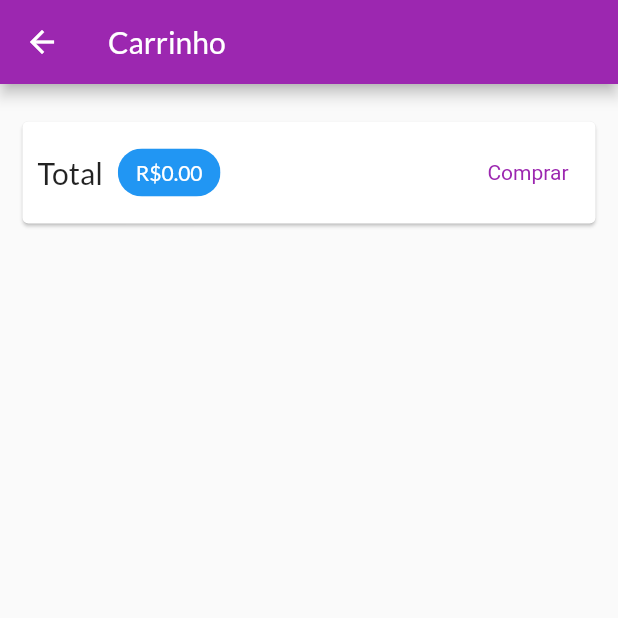
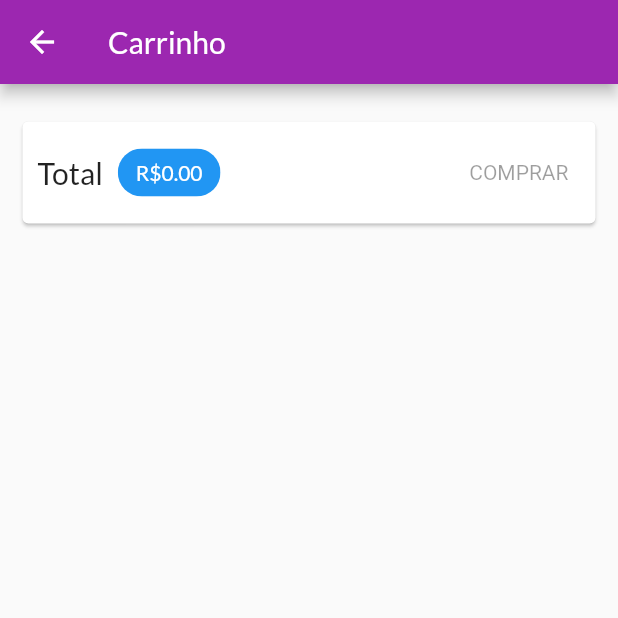
Before and after one commit to jaquelinesilfe/app_shop, a Flutter app: the CartPage screen opened by its route, on a phone screen of 412 x 824 dp, the top half of it. Run offline on Flutter 3.47's test engine with Material 2 defaults, Android fonts, the phone set to English and light mode, and no system bars; network calls fail.

```diff
--- a/lib/components/product_grid_item.dart
+++ b/lib/components/product_grid_item.dart
@@ -26,7 +26,7 @@ class ProductGridItem extends StatelessWidget {
           leading: Consumer<Product>(
             builder: (ctx, product, _) => IconButton(
               onPressed: () {
-                product.toggleFavorites();
+                product.toggleFavorite();
               },
               icon: Icon(
                   product.isFavorite ? Icons.favorite : Icons.favorite_border),
--- a/lib/pages/cart_page.dart
+++ b/lib/pages/cart_page.dart
@@ -49,17 +49,7 @@ class CartPage extends StatelessWidget {
                     ),
                   ),
                   const Spacer(),
-                  TextButton(
-                    onPressed: () {
-                      Provider.of<OrderList>(context, listen: false)
-                          .addOrder(cart);
-                      cart.clear();
-                    },
-                    style: TextButton.styleFrom(
-                        textStyle:
-                            TextStyle(color: Theme.of(context).primaryColor)),
-                    child: const Text('Comprar'),
-                  ),
+                  CartButton(cart: cart),
                 ],
               ),
             ),
@@ -75,3 +65,38 @@ class CartPage extends StatelessWidget {
     );
   }
 }
+
+class CartButton extends StatefulWidget {
+  const CartButton({
+    Key? key,
+    required this.cart,
+  }) : super(key: key);
+
+  final Cart cart;
+
+  @override
+  State<CartButton> createState() => _CartButtonState();
+}
+
+class _CartButtonState extends State<CartButton> {
+  bool _isLoading = false;
+  @override
+  Widget build(BuildContext context) {
+    return _isLoading
+        ? const CircularProgressIndicator()
+        : TextButton(
+            onPressed: widget.cart.itemsCount == 0
+                ? null
+                : () async {
+                    setState(() => _isLoading = true);
+                    await Provider.of<OrderList>(context, listen: false)
+                        .addOrder(widget.cart);
+                    widget.cart.clear();
+                    setState(() => _isLoading = false);
+                  },
+            style: TextButton.styleFrom(
+                textStyle: TextStyle(color: Theme.of(context).primaryColor)),
+            child: const Text('COMPRAR'),
+          );
+  }
+}
--- /dev/null
+++ b/lib/utils/constants.dart
@@ -0,0 +1,9 @@
+class Constants {
+  // ignore: constant_identifier_names
+  static const PRODUCT_BASE_URL =
+      'https://app-shop-45270-default-rtdb.firebaseio.com/products';
+
+  // ignore: constant_identifier_names
+  static const ORDERS_BASE_URL =
+      'https://app-shop-45270-default-rtdb.firebaseio.com/orders';
+}
```
Also changed, not shown: lib/models/order_list.dart (+56 -3 lines), lib/models/product.dart (+28 -1 lines), lib/models/product_list.dart (+6 -6 lines), lib/pages/orders_pages.dart (+22 -5 lines), lib/pages/product_form_page.dart (+8 -8 lines), pubspec.lock.
